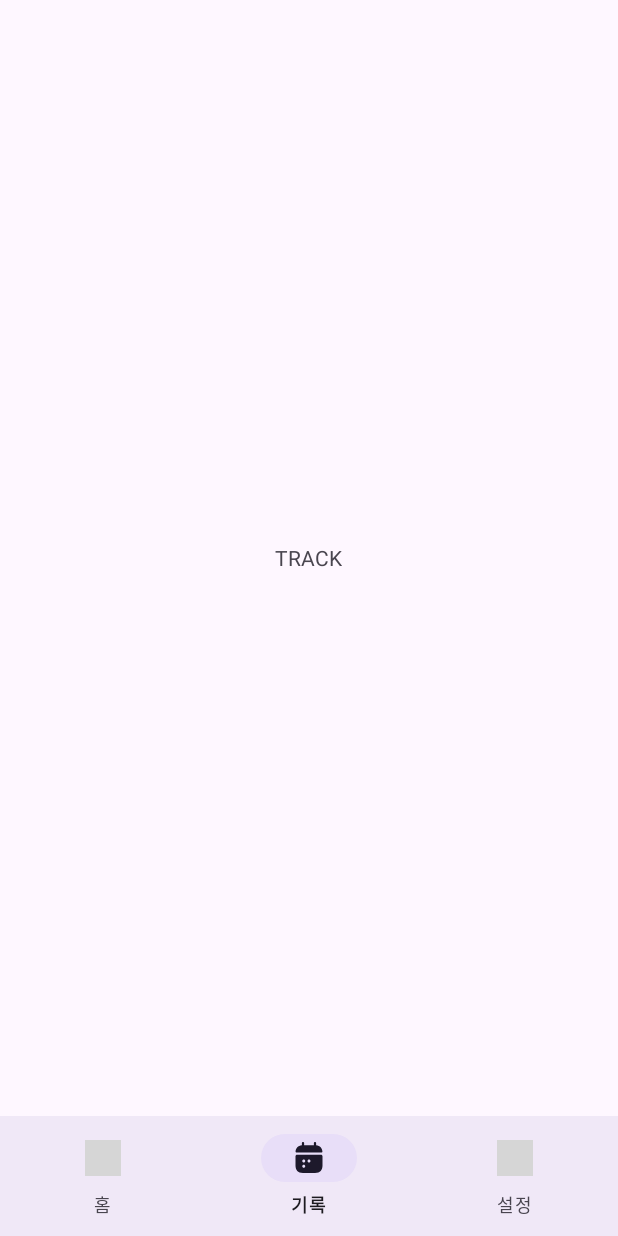
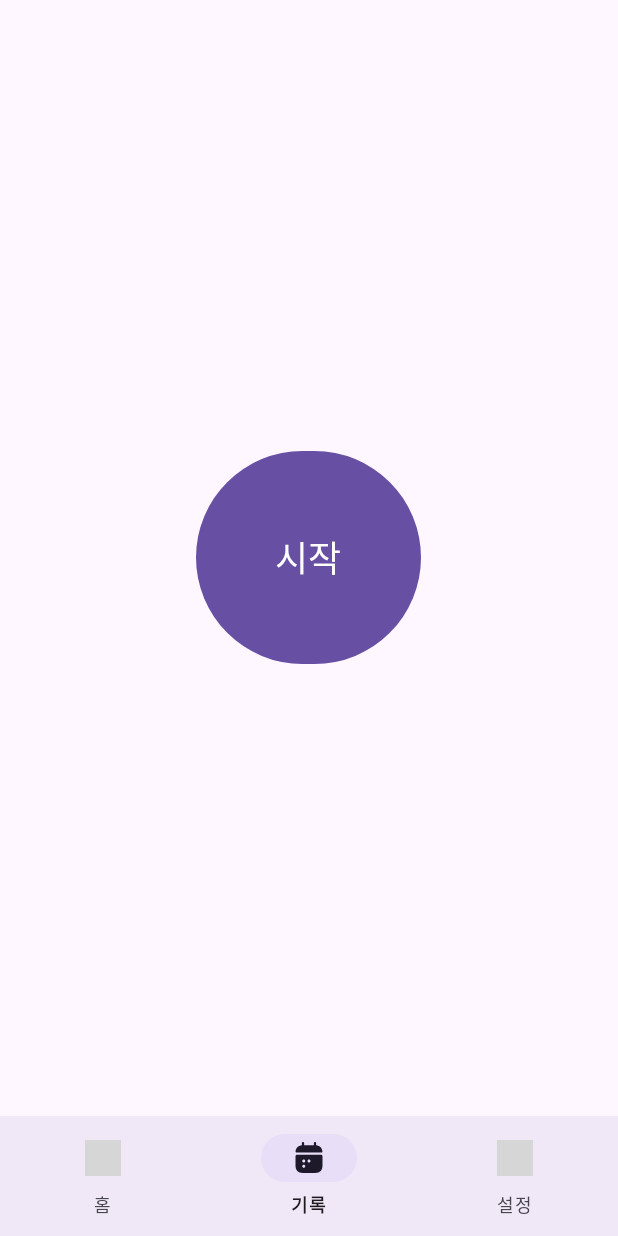
Before and after one commit to Haneol/pomodoro-app, an Android app: the TrackFragment screen opened through its navigation route, on a phone screen of 412 x 824 dp. Run offline under Robolectric (Android 15) with nearby library versions, the phone set to English and light mode, and no system bars; our stand-ins replace navigation-ui; grey boxes are pictures that could not be loaded.

Commit message:
[feature/timer] chore: 타이머 구현을 위한 테스트용 fragment 구성

```diff
--- a/app/src/main/java/com/example/pomodoro/main/track/TrackFragment.kt
+++ b/app/src/main/java/com/example/pomodoro/main/track/TrackFragment.kt
@@ -10,6 +10,11 @@ import com.example.pomodoro.databinding.FragmentTrackBinding
 class TrackFragment : Fragment() {
     private var _binding: FragmentTrackBinding? = null
     private val binding get() = _binding!!
+    private var isStart = false
+        set(value) {
+            field = value
+            updateButtonUI()
+        }
 
     override fun onCreateView(
         inflater: LayoutInflater,
@@ -28,9 +33,34 @@ class TrackFragment : Fragment() {
 
     private fun setupViews() {
         // 뷰 설정 및 이벤트 처리 코드
-        binding.textView2.setOnClickListener {
-            // 클릭 이벤트 처리
+        binding.timerButton2.apply {
+            text = "시작"  // 초기 상태
+            setOnClickListener {
+                isStart = !isStart  // 상태 토글만 하면 UI는 자동으로 업데이트
+                handleTimerState()
+            }
         }
+
+    }
+
+    private fun updateButtonUI() {
+        binding.timerButton2.text = if (isStart) "중지" else "시작"
+    }
+
+    private fun handleTimerState() {
+        if (isStart) {
+            // startTimer()
+        } else {
+            // stopTimer()
+        }
+    }
+
+    private fun startTimer() {
+
+    }
+
+    private fun stopTimer() {
+
     }
 
     override fun onDestroyView() {
--- a/app/src/main/res/layout/fragment_track.xml
+++ b/app/src/main/res/layout/fragment_track.xml
@@ -6,9 +6,10 @@
     android:gravity="center"
     android:orientation="vertical">
 
-    <TextView
-        android:id="@+id/textView2"
-        android:layout_width="wrap_content"
-        android:layout_height="wrap_content"
-        android:text="TRACK" />
+    <Button
+        android:id="@+id/timerButton2"
+        android:layout_width="150dp"
+        android:layout_height="150dp"
+        android:textSize="24sp" />
+
 </LinearLayout>
```
